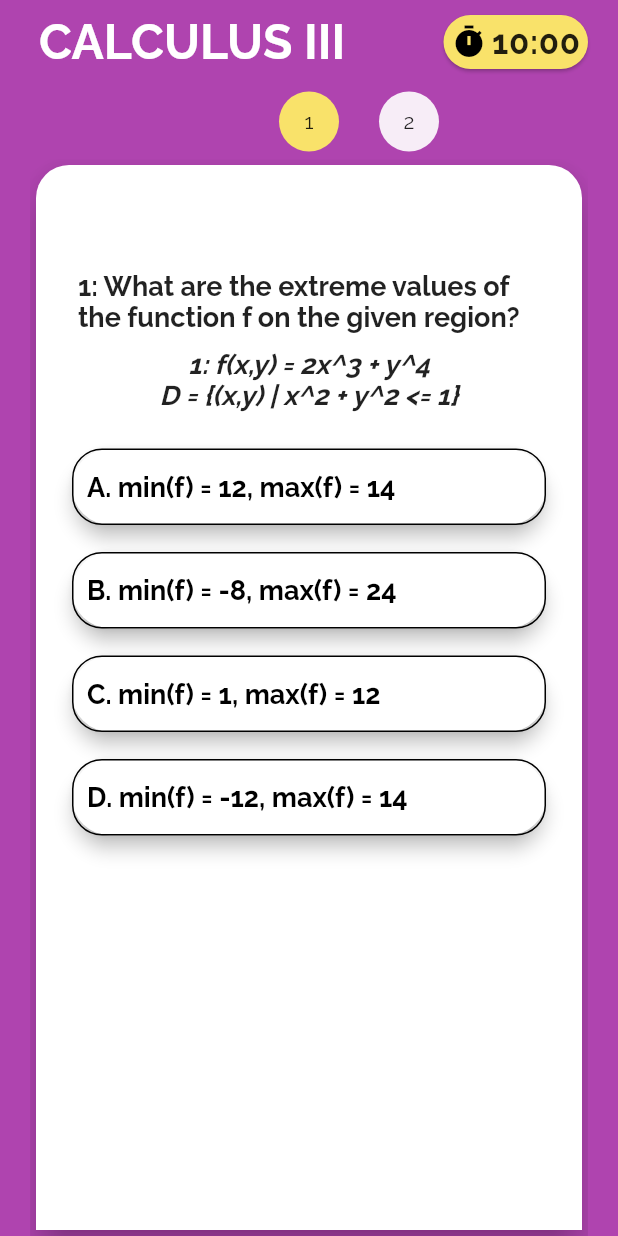
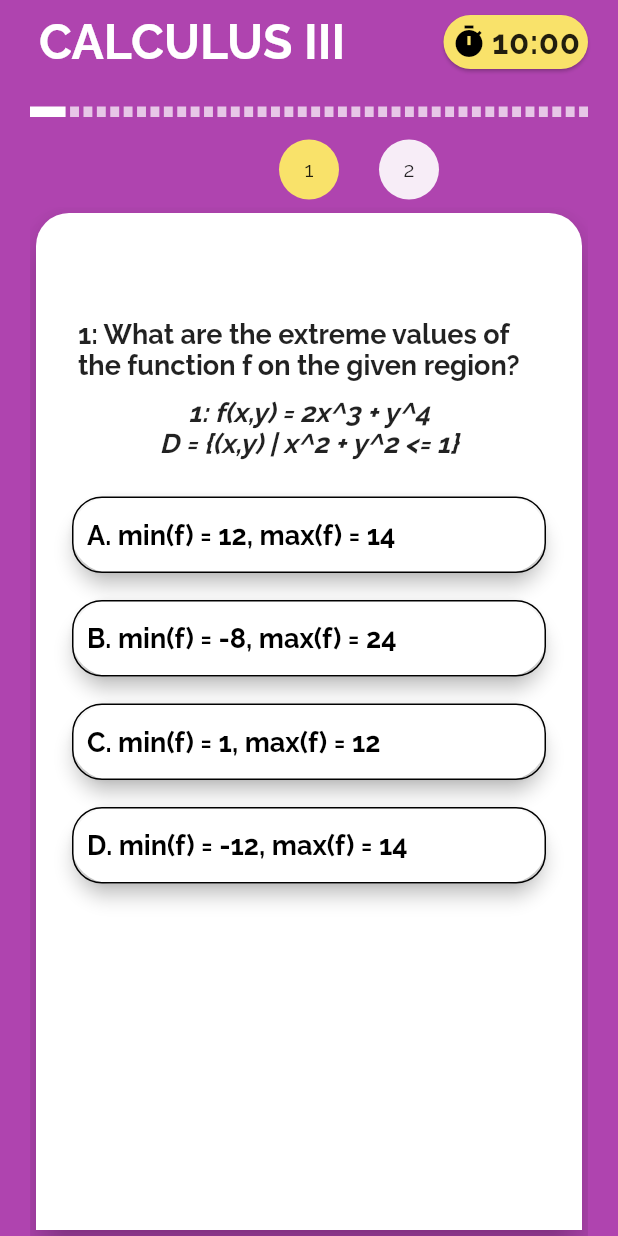
Before and after one commit to CS426FinalProject/eazylearn-frontend, a Flutter app: the screen it shows after launch, on a phone screen of 412 x 824 dp. Run offline on Flutter 3.47's test engine with Material 2 defaults, Android fonts, the phone set to English and light mode, and no system bars; our stand-ins replace email_validator.

Commit message:
current question tracker added

```diff
--- a/lib/screens/test_screen.dart
+++ b/lib/screens/test_screen.dart
@@ -3,6 +3,7 @@ import 'dart:ui';
 import 'package:final_cs426/models/question.dart';
 import 'package:final_cs426/models/test.dart';
 import 'package:final_cs426/utility/answer_chooser.dart';
+import 'package:final_cs426/utility/current_question_tracker.dart';
 import 'package:final_cs426/utility/question_wheel.dart';
 import 'package:flutter/material.dart';
 import 'package:final_cs426/models/answer.dart';
@@ -104,6 +105,15 @@ class _TestScreenState extends State<TestScreen> {
         padding: EdgeInsets.fromLTRB(20.0, 0, 20.0, 0),
         child: Column(
           children: <Widget>[
+            SizedBox(
+              height: 15,
+            ),
+            CurrentQuestionTracker(
+                questionNumber: test.questions.length,
+                selected: currentQuestion),
+            SizedBox(
+              height: 10,
+            ),
             QuestionWheel(
               onControllerCreated: (controller) => wheelController = controller,
               questionNumber: test.questions.length,
--- a/lib/utility/current_question_tracker.dart
+++ b/lib/utility/current_question_tracker.dart
@@ -1,13 +1,31 @@
 import 'package:flutter/material.dart';
 
-class CurrentQuestionTracker extends StatefulWidget {
-  @override
-  _CurrentQuestionTrackerState createState() => _CurrentQuestionTrackerState();
-}
+class CurrentQuestionTracker extends StatelessWidget {
+  final int questionNumber;
+  final int selected;
 
-class _CurrentQuestionTrackerState extends State<CurrentQuestionTracker> {
+  const CurrentQuestionTracker(
+      {@required this.questionNumber, @required this.selected});
+
   @override
   Widget build(BuildContext context) {
-    return Container();
+    List<Widget> widgets = [];
+    for (int i = 0; i < questionNumber; i++) {
+      widgets.add(Expanded(
+        flex: selected == i ? 4 : 1,
+        child: Container(
+          height: 7,
+          decoration: BoxDecoration(
+              color: Colors.white.withOpacity(selected == i ? 1 : 0.7)),
+        ),
+      ));
+      if (i + 1 != questionNumber)
+        widgets.add(SizedBox(
+          width: 3,
+        ));
+    }
+    return Row(
+      children: widgets,
+    );
   }
 }
```
